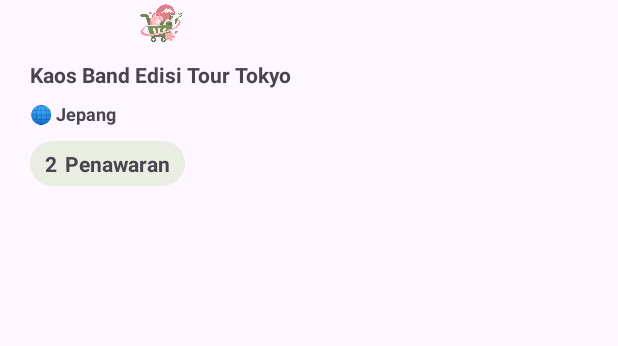
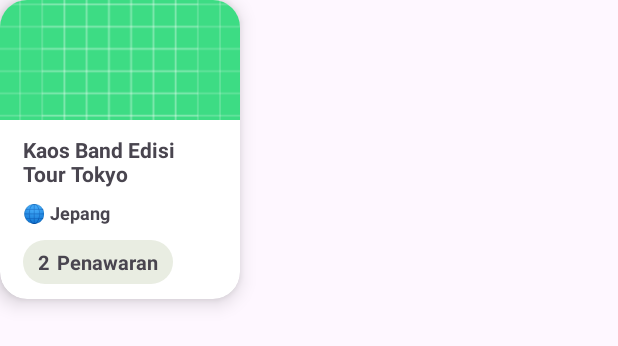
Before and after one commit to edwardedo03/JastipGo, an Android app: the layout profile_wishlist_layout.xml on its own in the app's theme, with its tools: preview values and no code run, on a phone screen of 412 x 824 dp. Shown: the top 346 px of the screen. Run offline under Robolectric (Android 15) with nearby library versions, the phone set to English and light mode, and no system bars.

Commit message:
add profile wishlist layout

```diff
--- a/app/src/main/res/layout/fragment_profile.xml
+++ b/app/src/main/res/layout/fragment_profile.xml
@@ -30,7 +30,7 @@
                 android:id="@+id/textView27"
                 android:layout_width="wrap_content"
                 android:layout_height="wrap_content"
-                android:layout_marginBottom="16dp"
+                android:layout_marginBottom="12dp"
                 android:text=" Supriyadi Hamzah"
                 android:textSize="20sp"
                 android:textStyle="bold" />
--- a/app/src/main/res/layout/home_trip_layout.xml
+++ b/app/src/main/res/layout/home_trip_layout.xml
@@ -3,8 +3,8 @@
     xmlns:app="http://schemas.android.com/apk/res-auto"
     android:layout_width="wrap_content"
     android:layout_height="wrap_content"
-    android:padding="15dp"
-    android:elevation="8dp">
+    android:elevation="8dp"
+    android:padding="15dp">
 
     <ImageView
         android:id="@+id/imageView6"
--- a/app/src/main/res/layout/profile_wishlist_layout.xml
+++ b/app/src/main/res/layout/profile_wishlist_layout.xml
@@ -1,21 +1,26 @@
 <?xml version="1.0" encoding="utf-8"?>
 <LinearLayout xmlns:android="http://schemas.android.com/apk/res/android"
     xmlns:app="http://schemas.android.com/apk/res-auto"
-    android:layout_width="wrap_content"
+    android:layout_width="160dp"
     android:layout_height="wrap_content"
+    android:background="@drawable/bg_rounded_white"
+    android:clipToOutline="true"
+    android:elevation="8dp"
     android:orientation="vertical">
 
     <ImageView
         android:id="@+id/imageView10"
         android:layout_width="match_parent"
-        android:layout_height="30dp"
-        app:srcCompat="@drawable/app_logo" />
+        android:layout_height="80dp"
+        android:adjustViewBounds="false"
+        android:scaleType="centerCrop"
+        app:srcCompat="@drawable/ic_launcher_background" />
 
     <LinearLayout
         android:layout_width="wrap_content"
         android:layout_height="wrap_content"
         android:orientation="vertical"
-        android:paddingHorizontal="20dp"
+        android:paddingHorizontal="15dp"
         android:paddingVertical="10dp">
 
         <TextView
@@ -24,16 +29,34 @@
             android:layout_height="wrap_content"
             android:layout_marginBottom="8dp"
             android:text="Kaos Band Edisi Tour Tokyo"
+            android:maxLines="2"
+            android:ellipsize="end"
             android:textStyle="bold" />
 
-        <TextView
-            android:id="@+id/textView41"
+        <LinearLayout
             android:layout_width="wrap_content"
             android:layout_height="wrap_content"
             android:layout_marginBottom="10dp"
-            android:text="🌐 Jepang"
-            android:textSize="12sp"
-            android:textStyle="bold" />
+            android:gravity="center_vertical"
+            android:orientation="horizontal">
+
+            <TextView
+                android:id="@+id/textView44"
+                android:layout_width="wrap_content"
+                android:layout_height="wrap_content"
+                android:text="🌐 "
+                android:textSize="12sp" />
+
+            <TextView
+                android:id="@+id/textView41"
+                android:layout_width="wrap_content"
+                android:layout_height="wrap_content"
+                android:ellipsize="end"
+                android:maxLines="1"
+                android:text="Jepang"
+                android:textSize="12sp"
+                android:textStyle="bold" />
+        </LinearLayout>
 
         <LinearLayout
             android:layout_width="wrap_content"
@@ -49,6 +72,7 @@
                 android:layout_height="wrap_content"
                 android:paddingRight="5dp"
                 android:text="2"
+                android:textSize="13sp"
                 android:textStyle="bold" />
 
             <TextView
@@ -57,6 +81,7 @@
                 android:layout_height="wrap_content"
                 android:layout_weight="1"
                 android:text="Penawaran"
+                android:textSize="13sp"
                 android:textStyle="bold" />
         </LinearLayout>
 
```
